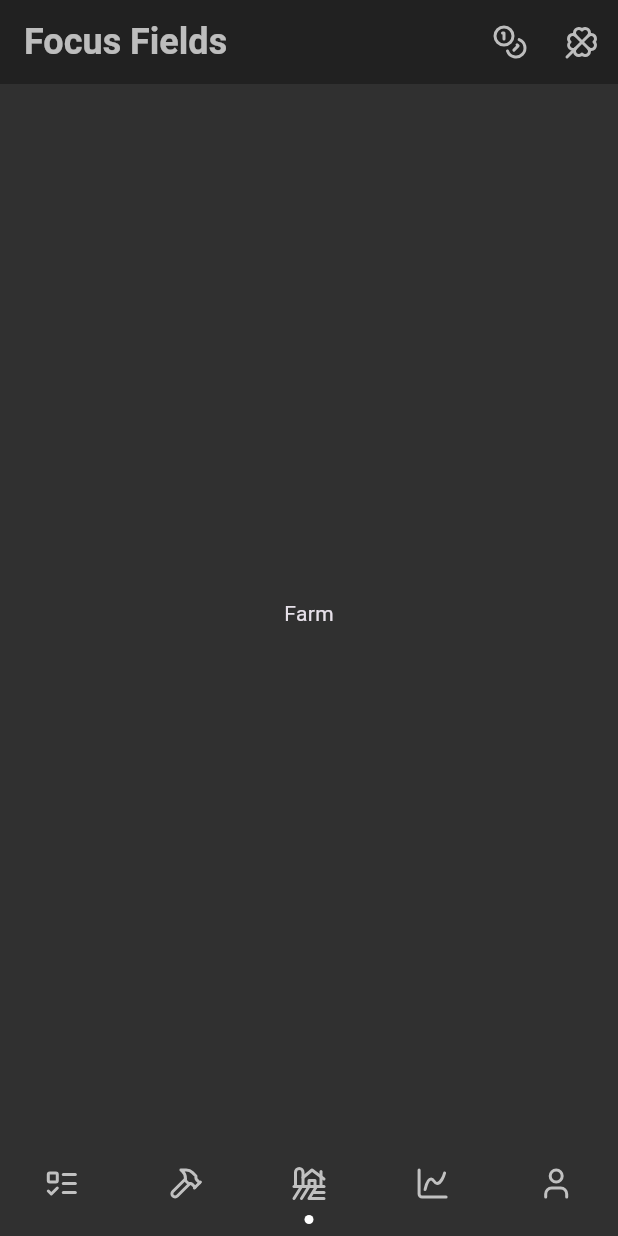
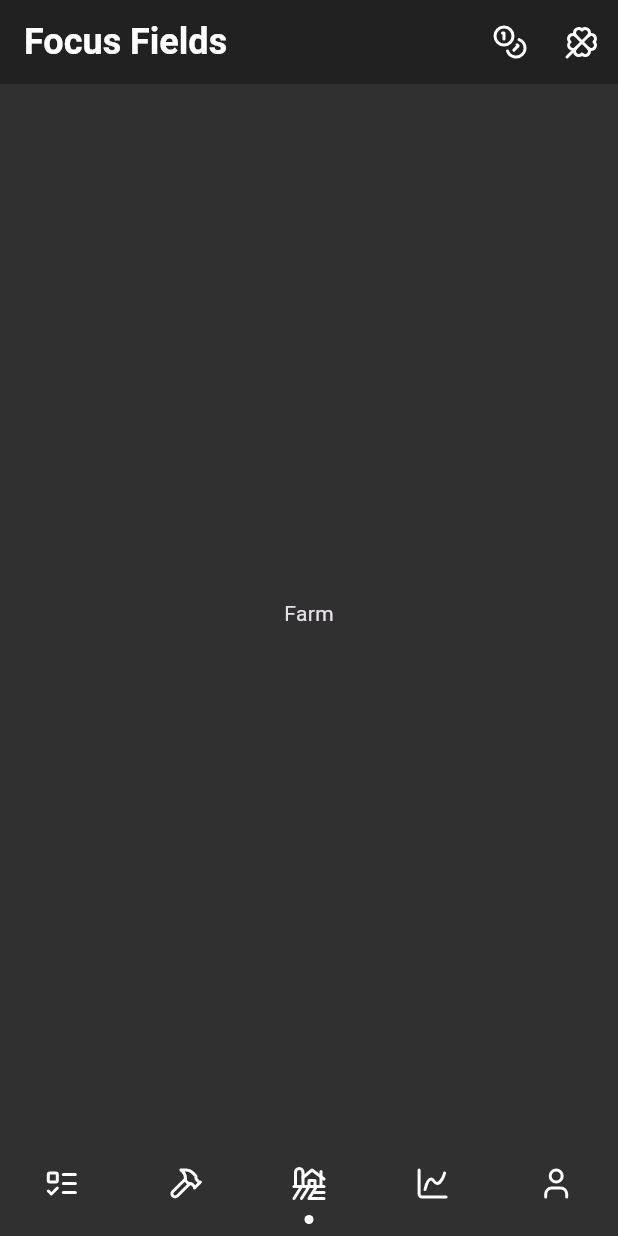
Before and after one commit to Gabriel-L-Martins/Focus-Fields, a Flutter app: the screen it shows after launch, on a phone screen of 412 x 824 dp. Run offline on Flutter 3.47's test engine with Material 3 defaults, Android fonts, the phone set to English and light mode, and no system bars; our stand-ins replace flutter_svg.

Commit message:
style(colors): update White70 to White for better contrast

```diff
--- a/lib/main.dart
+++ b/lib/main.dart
@@ -24,7 +24,7 @@ class MyApp extends StatelessWidget {
         appBarTheme: AppBarTheme(
           backgroundColor: Colors.grey[900],
           titleTextStyle: const TextStyle(
-            color: Colors.white70,
+            color: Colors.white,
             fontSize: 24,
             fontWeight: FontWeight.bold,
           ),
--- a/lib/pages/home_screen.dart
+++ b/lib/pages/home_screen.dart
@@ -35,7 +35,7 @@ class _HomeScreenState extends State<HomeScreen> {
               'assets/icons/coins.svg',
               height: 24,
               width: 24,
-              colorFilter: ColorFilter.mode(Colors.white70, BlendMode.srcIn),
+              colorFilter: ColorFilter.mode(Colors.white, BlendMode.srcIn),
             ),
             onPressed: () {},
           ),
@@ -44,7 +44,7 @@ class _HomeScreenState extends State<HomeScreen> {
               'assets/icons/clover.svg',
               height: 24,
               width: 24,
-              colorFilter: ColorFilter.mode(Colors.white70, BlendMode.srcIn),
+              colorFilter: ColorFilter.mode(Colors.white, BlendMode.srcIn),
             ),
             onPressed: () {},
           ),
@@ -63,31 +63,31 @@ class _HomeScreenState extends State<HomeScreen> {
             'assets/icons/list-todo.svg',
             height: 24,
             width: 24,
-            colorFilter: ColorFilter.mode(Colors.white70, BlendMode.srcIn),
+            colorFilter: ColorFilter.mode(Colors.white, BlendMode.srcIn),
           ),
           SvgPicture.asset(
             'assets/icons/hammer.svg',
             height: 24,
             width: 24,
-            colorFilter: ColorFilter.mode(Colors.white70, BlendMode.srcIn),
+            colorFilter: ColorFilter.mode(Colors.white, BlendMode.srcIn),
           ),
           SvgPicture.asset(
             'assets/icons/farm.svg',
             height: 24,
             width: 24,
-            colorFilter: ColorFilter.mode(Colors.white70, BlendMode.srcIn),
+            colorFilter: ColorFilter.mode(Colors.white, BlendMode.srcIn),
           ),
           SvgPicture.asset(
             'assets/icons/chart-spline.svg',
             height: 24,
             width: 24,
-            colorFilter: ColorFilter.mode(Colors.white70, BlendMode.srcIn),
+            colorFilter: ColorFilter.mode(Colors.white, BlendMode.srcIn),
           ),
           SvgPicture.asset(
             'assets/icons/user.svg',
             height: 24,
             width: 24,
-            colorFilter: ColorFilter.mode(Colors.white70, BlendMode.srcIn),
+            colorFilter: ColorFilter.mode(Colors.white, BlendMode.srcIn),
           ),
         ],
       ),
```
